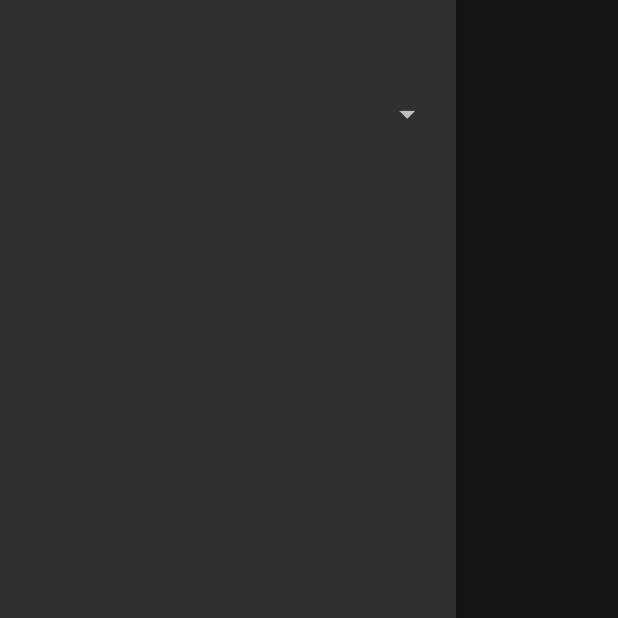
After one commit to kamal606/store_app, a Flutter app: the screen it shows after launch, item 2 of the bottom bar chosen, with the side drawer open, on a phone screen of 412 x 824 dp, the part 504-1122 px from its top. The commit adds this screen. Run offline on Flutter 3.47's test engine with Material 2 defaults, Android fonts, the phone set to English and light mode, and no system bars; our stand-ins replace bloc, cached_network_image, carousel_slider, connectivity_plus, dartz, dio and 10 more; accounts and stored records are empty; network calls fail.

Commit message:
create drop down drawer

```diff
--- a/lib/core/utils/dependency_injection.dart
+++ b/lib/core/utils/dependency_injection.dart
@@ -5,6 +5,7 @@ import 'package:store_app/feautres/product/data/data_source/local_data_source.da
 import 'package:store_app/feautres/product/domain/repository/repo_category.dart';
 import 'package:store_app/feautres/product/domain/repository/repo_product.dart';
 import 'package:store_app/feautres/product/presentation/bloc/status_internet/status_internet_bloc.dart';
+import 'package:store_app/feautres/product/presentation/bloc/theme_app/theme_app_bloc.dart';
 
 import '../../feautres/product/presentation/bloc/get_all_products/get_product_of_category_bloc.dart';
 import 'api_services.dart';
@@ -20,6 +21,7 @@ final sl = GetIt.instance;
 
 Future<void> initGetIt() async {
   //! Bloc
+  sl.registerFactory(() => ThemeAppBloc());
   sl.registerFactory(() => GetCategoryBloc(getCategoryUseCases: sl.call()));
   sl.registerFactory(
       () => AllProductsBloc(getProductOfCategoryUseCase: sl.call()));
--- a/lib/core/widgets/custom_elvated_button.dart
+++ b/lib/core/widgets/custom_elvated_button.dart
@@ -3,7 +3,8 @@ import 'package:flutter_screenutil/flutter_screenutil.dart';
 import 'package:store_app/core/fonts/app_font.dart';
 
 class CustomElvatedButton extends StatelessWidget {
-  const CustomElvatedButton({super.key, this.onPressed, required this.title});
+  const CustomElvatedButton(
+      {super.key, required this.onPressed, required this.title});
   final void Function()? onPressed;
   final String title;
   @override
--- /dev/null
+++ b/lib/feautres/product/presentation/bloc/theme_app/theme_app_bloc.dart
@@ -0,0 +1,21 @@
+import 'package:bloc/bloc.dart';
+import 'package:equatable/equatable.dart';
+import 'package:flutter/material.dart';
+import 'package:store_app/core/utils/theme.dart';
+
+part 'theme_app_event.dart';
+part 'theme_app_state.dart';
+
+class ThemeAppBloc extends Bloc<ThemeAppEvent, ThemeAppState> {
+  ThemeAppBloc() : super(ThemeAppInitial()) {
+    on<ThemeAppEvent>((event, emit) {
+      if (event is CurrentThemeEvent) {
+        final themeDefault = AppTheme.values.first;
+        emit(ChangedThemeState(changedTheme: theme[themeDefault]!));
+      }
+      if (event is ChangeThemeEvent) {
+        emit(ChangedThemeState(changedTheme: theme[event.changeTheme]!));
+      }
+    });
+  }
+}
--- /dev/null
+++ b/lib/feautres/product/presentation/bloc/theme_app/theme_app_event.dart
@@ -0,0 +1,18 @@
+part of 'theme_app_bloc.dart';
+
+sealed class ThemeAppEvent extends Equatable {
+  const ThemeAppEvent();
+
+  @override
+  List<Object> get props => [];
+}
+
+class CurrentThemeEvent extends ThemeAppEvent {}
+
+class ChangeThemeEvent extends ThemeAppEvent {
+  final AppTheme changeTheme;
+
+  const ChangeThemeEvent({required this.changeTheme});
+  @override
+  List<Object> get props => [changeTheme];
+}
--- /dev/null
+++ b/lib/feautres/product/presentation/bloc/theme_app/theme_app_state.dart
@@ -0,0 +1,18 @@
+part of 'theme_app_bloc.dart';
+
+sealed class ThemeAppState extends Equatable {
+  const ThemeAppState();
+
+  @override
+  List<Object> get props => [];
+}
+
+final class ThemeAppInitial extends ThemeAppState {}
+
+final class ChangedThemeState extends ThemeAppState {
+  final ThemeData changedTheme;
+
+  const ChangedThemeState({required this.changedTheme});
+  @override
+  List<Object> get props => [changedTheme];
+}
--- a/lib/feautres/product/presentation/view/home_view.dart
+++ b/lib/feautres/product/presentation/view/home_view.dart
@@ -4,6 +4,7 @@ import 'package:store_app/feautres/product/presentation/view/favorite_view.dart'
 import 'package:store_app/feautres/product/presentation/view/profile_view.dart';
 import 'package:store_app/feautres/product/presentation/widgets/home/home_view_body.dart';
 
+import '../widgets/drawer/drawer_body.dart';
 import '../widgets/home/custom_nav_bar.dart';
 
 class HomeView extends StatefulWidget {
@@ -38,7 +39,7 @@ class _HomeViewState extends State<HomeView> {
   @override
   Widget build(BuildContext context) {
     return Scaffold(
-      drawer: const Drawer(),
+      drawer: const DrawerBody(),
       bottomNavigationBar: CustomBottomNavBar(
           currentIndex: _selectedIndex, onTap: _onItemTapped),
       body: _widgetOptions.elementAt(_selectedIndex),
--- /dev/null
+++ b/lib/feautres/product/presentation/widgets/drawer/drawer_body.dart
@@ -0,0 +1,19 @@
+import 'package:flutter/material.dart';
+
+import 'drop_down_theme.dart';
+
+class DrawerBody extends StatelessWidget {
+  const DrawerBody({super.key});
+
+  @override
+  Widget build(BuildContext context) {
+    return const Drawer(
+      child: Column(
+        mainAxisAlignment: MainAxisAlignment.center,
+        children: [
+          CustomDropDownButtonThemeApp(),
+        ],
+      ),
+    );
+  }
+}
--- /dev/null
+++ b/lib/feautres/product/presentation/widgets/drawer/drop_down_theme.dart
@@ -0,0 +1,49 @@
+import 'package:flutter/material.dart';
+import 'package:flutter_bloc/flutter_bloc.dart';
+import 'package:flutter_screenutil/flutter_screenutil.dart';
+import 'package:store_app/feautres/product/presentation/bloc/theme_app/theme_app_bloc.dart';
+
+import '../../../../../core/color/app_color.dart';
+import '../../../../../core/utils/theme.dart';
+
+class CustomDropDownButtonThemeApp extends StatelessWidget {
+  const CustomDropDownButtonThemeApp({super.key});
+
+  @override
+  Widget build(BuildContext context) {
+    return BlocBuilder<ThemeAppBloc, ThemeAppState>(
+      builder: (context, state) {
+        return DropdownButtonHideUnderline(
+          child: DropdownButton(
+              dropdownColor: AppColor.blue,
+              items: [AppTheme.dark.name, AppTheme.light.name]
+                  .map<DropdownMenuItem<String>>((e) => DropdownMenuItem(
+                        value: e,
+                        child: Container(
+                          alignment: Alignment.center,
+                          height: 200.h,
+                          width: 200.h,
+                          color: AppColor.blue,
+                          child: ListView.builder(
+                              itemCount: 1,
+                              itemBuilder: (context, i) {
+                                return Text(e);
+                              }),
+                        ),
+                      ))
+                  .toList(),
+              onChanged: (val) {
+                if (val == AppTheme.dark.name) {
+                  BlocProvider.of<ThemeAppBloc>(context)
+                      .add(const ChangeThemeEvent(changeTheme: AppTheme.dark));
+                }
+                if (val == AppTheme.light.name) {
+                  BlocProvider.of<ThemeAppBloc>(context)
+                      .add(const ChangeThemeEvent(changeTheme: AppTheme.light));
+                }
+              }),
+        );
+      },
+    );
+  }
+}
--- a/lib/main.dart
+++ b/lib/main.dart
@@ -1,13 +1,13 @@
 import 'package:flutter/material.dart';
 import 'package:flutter_bloc/flutter_bloc.dart';
 import 'package:flutter_screenutil/flutter_screenutil.dart';
-import 'package:store_app/core/utils/theme.dart';
 
 import 'package:store_app/feautres/product/presentation/bloc/get_category/get_category_bloc.dart';
 import 'package:store_app/feautres/product/presentation/bloc/status_internet/status_internet_bloc.dart';
 import 'core/function/init_flutter.dart';
 import 'core/utils/go_router.dart';
 import 'core/utils/dependency_injection.dart' as di;
+import 'feautres/product/presentation/bloc/theme_app/theme_app_bloc.dart';
 
 Future<void> main() async {
   await initFlutter();
@@ -29,16 +29,28 @@ class StoreApp extends StatelessWidget {
         return MultiBlocProvider(
           providers: [
             BlocProvider(
+              create: (context) =>
+                  di.sl<ThemeAppBloc>()..add(CurrentThemeEvent()),
+            ),
+            BlocProvider(
               create: (context) => di.sl<GetCategoryBloc>()..add(GetCategory()),
             ),
             BlocProvider(
               create: (context) => di.sl<StatusInternetBloc>(),
             ),
           ],
-          child: MaterialApp.router(
-            routerConfig: AppRouter.router,
-            debugShowCheckedModeBanner: false,
-            theme: theme[AppTheme.dark],
+          child: BlocBuilder<ThemeAppBloc, ThemeAppState>(
+            builder: (context, state) {
+              if (state is ChangedThemeState) {
+                return MaterialApp.router(
+                  routerConfig: AppRouter.router,
+                  debugShowCheckedModeBanner: false,
+                  theme: state.changedTheme,
+                );
+              } else {
+                return const SizedBox();
+              }
+            },
           ),
         );
       },
```
